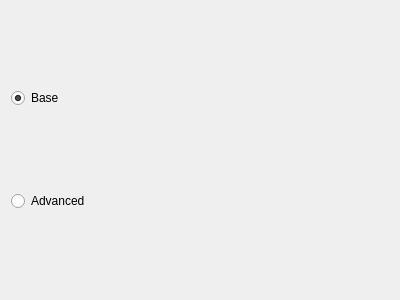
The window that wizard/ui/route_select.ui (imby/STM32VLDiscovery_BeRTOS) describes before a commit, drawn with Qt 5.
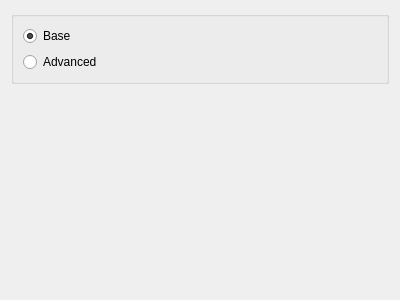
The same window after the commit.

What changed in the file:
```diff
--- a/wizard/ui/route_select.ui
+++ b/wizard/ui/route_select.ui
@@ -13,6 +13,12 @@
   <property name="windowTitle">
    <string>Form</string>
   </property>
+  <layout class="QVBoxLayout" name="verticalLayout_2" stretch="0,1">
+   <item>
+    <widget class="QGroupBox" name="groupBox">
+     <property name="title">
+      <string/>
+     </property>
   <layout class="QVBoxLayout" name="verticalLayout">
    <item>
     <widget class="QRadioButton" name="baseButton">
@@ -30,6 +36,22 @@
       <string>Advanced</string>
      </property>
     </widget>
+      </item>
+     </layout>
+    </widget>
+   </item>
+   <item>
+    <spacer name="verticalSpacer">
+     <property name="orientation">
+      <enum>Qt::Vertical</enum>
+     </property>
+     <property name="sizeHint" stdset="0">
+      <size>
+       <width>20</width>
+       <height>194</height>
+      </size>
+     </property>
+    </spacer>
    </item>
   </layout>
  </widget>
```
Lines whose indentation alone changed are shown as unchanged.
